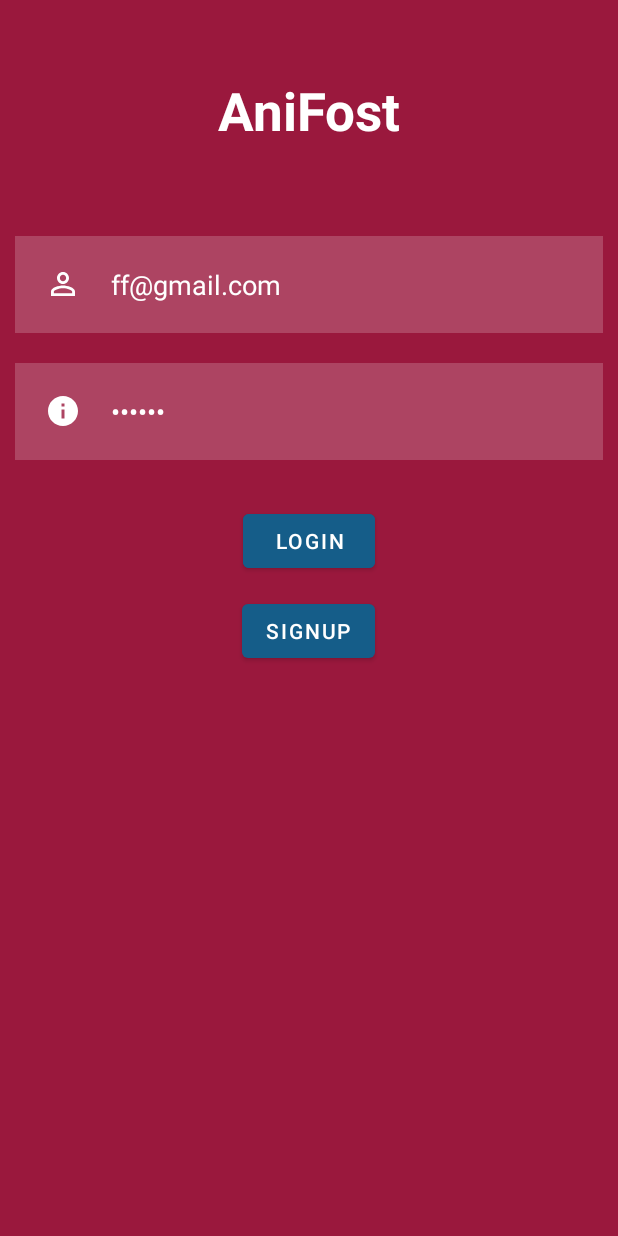
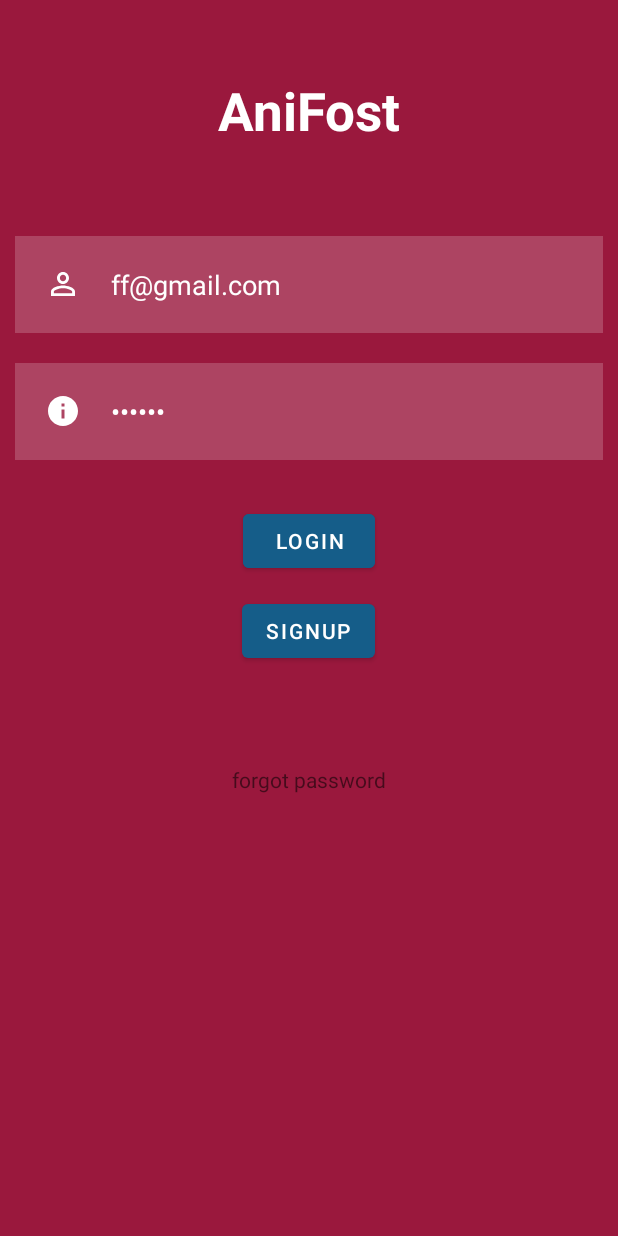
Before and after one commit to devanoj/EmailAPI, an Android app: the screen it shows after launch (LogIn), on a phone screen of 412 x 824 dp. Run offline under Robolectric (Android 15) with nearby library versions, the phone set to English and light mode, and no system bars; our stand-ins replace Firebase (no records; nobody signed in at launch, a user with empty details on screens opened directly); Roboto replaces fonts that are not available here.

Commit message:
Commit 17 - Added forgot password function

```diff
--- a/app/src/main/java/com/example/emailapi/Main/LogIn.java
+++ b/app/src/main/java/com/example/emailapi/Main/LogIn.java
@@ -8,6 +8,7 @@ import android.util.Log;
 import android.view.View;
 import android.widget.Button;
 import android.widget.EditText;
+import android.widget.TextView;
 import android.widget.Toast;
 
 import com.example.emailapi.R;
@@ -25,6 +26,7 @@ import com.google.firebase.auth.FirebaseAuthInvalidUserException;
 
 public class LogIn extends AppCompatActivity {
     EditText email1, password1;
+    TextView forgotPswd;
     Button bLogin, SignUp;
     FirebaseAuth mAuth = FirebaseAuth.getInstance();
 
@@ -35,12 +37,21 @@ public class LogIn extends AppCompatActivity {
         email1 = findViewById(R.id.username);
         password1 = findViewById(R.id.password);
 
-        buttonClick();
+
+        click();
     }
 
-    private void buttonClick() {
+    private void click() {
         SignUp = findViewById(R.id.SignUp);
         bLogin = findViewById(R.id.loginbtn);
+        forgotPswd = findViewById(R.id.forgotPassword);
+
+        forgotPswd.setOnClickListener(v -> {
+            Bundle bundle1 = new Bundle();
+            Intent intent1 = new Intent(LogIn.this, ForgotPassword.class);
+            intent1.putExtras(bundle1);
+            startActivity(intent1);
+        });
 
 
         SignUp.setOnClickListener(view -> {
--- a/app/src/main/res/layout/login_layout.xml
+++ b/app/src/main/res/layout/login_layout.xml
@@ -83,5 +83,14 @@
         android:layout_marginBottom="40dp"
         android:text="SignUp" />
 
-
+    <TextView
+        android:id="@+id/forgotPassword"
+        android:layout_width="wrap_content"
+        android:layout_height="wrap_content"
+        android:layout_below="@+id/SignUp"
+        android:layout_centerHorizontal="true"
+        android:layout_marginStart="40dp"
+        android:layout_marginTop="25dp"
+        android:text="forgot password"
+        />
 </RelativeLayout>
```
Also changed, not shown: app/src/main/AndroidManifest.xml (+11 -1 lines), app/src/main/java/com/example/emailapi/Main/ForgotPassword.java (added, +16 -0 lines), app/src/main/res/layout/forgot_pswd_layout.xml (added, +29 -0 lines).
